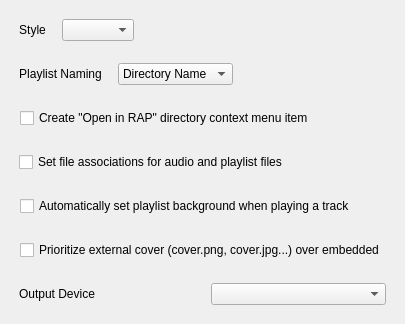
Old version of the form src/SettingsWindow/SettingsWindow.ui in the repository savannstm/revolutionary-audio-player.
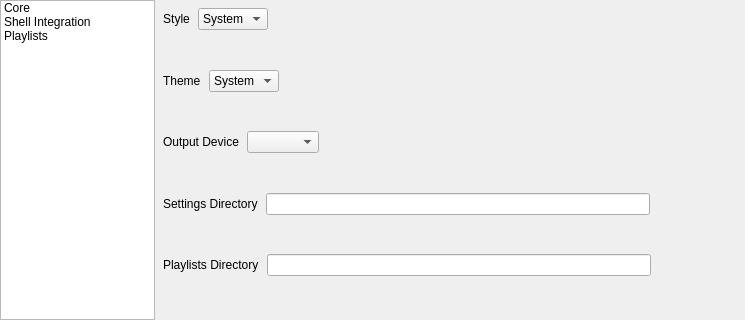
New version of the form.

Patch:
```diff
--- a/src/SettingsWindow/SettingsWindow.ui
+++ b/src/SettingsWindow/SettingsWindow.ui
@@ -6,31 +6,114 @@
    <rect>
     <x>0</x>
     <y>0</y>
-    <width>398</width>
-    <height>324</height>
+    <width>745</width>
+    <height>320</height>
    </rect>
   </property>
   <property name="windowTitle">
    <string>RAP Settings</string>
   </property>
+  <layout class="QHBoxLayout" name="horizontalLayout_8">
+   <property name="spacing">
+    <number>0</number>
+   </property>
+   <property name="leftMargin">
+    <number>0</number>
+   </property>
+   <property name="topMargin">
+    <number>0</number>
+   </property>
+   <property name="rightMargin">
+    <number>0</number>
+   </property>
+   <property name="bottomMargin">
+    <number>0</number>
+   </property>
+   <item>
+    <widget class="QListWidget" name="settingsList">
+     <property name="maximumSize">
+      <size>
+       <width>156</width>
+       <height>16777215</height>
+      </size>
+     </property>
+     <item>
+      <property name="text">
+       <string>Core</string>
+      </property>
+     </item>
+     <item>
+      <property name="text">
+       <string>Shell Integration</string>
+      </property>
+     </item>
+     <item>
+      <property name="text">
+       <string>Playlists</string>
+      </property>
+     </item>
+    </widget>
+   </item>
+   <item alignment="Qt::AlignmentFlag::AlignLeft|Qt::AlignmentFlag::AlignTop">
+    <widget class="QStackedWidget" name="stackedWidget">
+     <property name="sizePolicy">
+      <sizepolicy hsizetype="Expanding" vsizetype="Expanding">
+       <horstretch>0</horstretch>
+       <verstretch>0</verstretch>
+      </sizepolicy>
+     </property>
+     <property name="layoutDirection">
+      <enum>Qt::LayoutDirection::LeftToRight</enum>
+     </property>
+     <widget class="QWidget" name="coreSettingsPage">
+      <property name="sizePolicy">
+       <sizepolicy hsizetype="Expanding" vsizetype="Expanding">
+        <horstretch>0</horstretch>
+        <verstretch>0</verstretch>
+       </sizepolicy>
+      </property>
   <layout class="QVBoxLayout" name="verticalLayout">
-   <item alignment="Qt::AlignmentFlag::AlignLeft">
+       <property name="spacing">
+        <number>8</number>
+       </property>
+       <property name="leftMargin">
+        <number>8</number>
+       </property>
+       <property name="topMargin">
+        <number>8</number>
+       </property>
+       <property name="rightMargin">
+        <number>8</number>
+       </property>
+       <property name="bottomMargin">
+        <number>8</number>
+       </property>
+       <item alignment="Qt::AlignmentFlag::AlignLeft|Qt::AlignmentFlag::AlignTop">
     <widget class="QWidget" name="styleSelectContainer" native="true">
+         <property name="sizePolicy">
+          <sizepolicy hsizetype="Minimum" vsizetype="Minimum">
+           <horstretch>0</horstretch>
+           <verstretch>0</verstretch>
+          </sizepolicy>
+         </property>
      <layout class="QHBoxLayout" name="horizontalLayout">
       <property name="spacing">
-       <number>16</number>
+           <number>8</number>
+          </property>
+          <property name="sizeConstraint">
+           <enum>QLayout::SizeConstraint::SetDefaultConstraint</enum>
       </property>
       <property name="leftMargin">
-       <number>8</number>
+           <number>0</number>
       </property>
       <property name="topMargin">
-       <number>8</number>
+           <number>0</number>
       </property>
       <property name="rightMargin">
-       <number>8</number>
+           <number>0</number>
       </property>
       <property name="bottomMargin">
-       <number>8</number>
+           <number>0</number>
       </property>
       <item>
        <widget class="QLabel" name="styleSelectLabel">
@@ -49,28 +132,396 @@
        </widget>
       </item>
       <item>
-       <widget class="QComboBox" name="styleSelect"/>
-      </item>
+           <widget class="QComboBox" name="styleSelect">
+            <item>
+             <property name="text">
+              <string>System</string>
+             </property>
+            </item>
+           </widget>
+          </item>
      </layout>
     </widget>
    </item>
-   <item alignment="Qt::AlignmentFlag::AlignLeft">
+       <item alignment="Qt::AlignmentFlag::AlignLeft|Qt::AlignmentFlag::AlignTop">
+        <widget class="QWidget" name="themeSelectContainer" native="true">
+         <layout class="QHBoxLayout" name="horizontalLayout_2">
+          <property name="spacing">
+           <number>8</number>
+          </property>
+          <property name="leftMargin">
+           <number>0</number>
+          </property>
+          <property name="topMargin">
+           <number>0</number>
+          </property>
+          <property name="rightMargin">
+           <number>0</number>
+          </property>
+          <property name="bottomMargin">
+           <number>0</number>
+          </property>
+          <item>
+           <widget class="QLabel" name="themeSelectLabel">
+            <property name="text">
+             <string>Theme</string>
+            </property>
+           </widget>
+          </item>
+          <item>
+           <widget class="QComboBox" name="themeSelect">
+            <item>
+             <property name="text">
+              <string>System</string>
+             </property>
+            </item>
+            <item>
+             <property name="text">
+              <string>Light</string>
+             </property>
+            </item>
+            <item>
+             <property name="text">
+              <string>Dark</string>
+             </property>
+            </item>
+           </widget>
+          </item>
+         </layout>
+        </widget>
+       </item>
+       <item alignment="Qt::AlignmentFlag::AlignLeft|Qt::AlignmentFlag::AlignTop">
+        <widget class="QWidget" name="outputDeviceContainer" native="true">
+         <property name="sizePolicy">
+          <sizepolicy hsizetype="Expanding" vsizetype="Minimum">
+           <horstretch>0</horstretch>
+           <verstretch>0</verstretch>
+          </sizepolicy>
+         </property>
+         <property name="layoutDirection">
+          <enum>Qt::LayoutDirection::LeftToRight</enum>
+         </property>
+         <layout class="QHBoxLayout" name="horizontalLayout_3">
+          <property name="spacing">
+           <number>8</number>
+          </property>
+          <property name="leftMargin">
+           <number>0</number>
+          </property>
+          <property name="topMargin">
+           <number>0</number>
+          </property>
+          <property name="rightMargin">
+           <number>0</number>
+          </property>
+          <property name="bottomMargin">
+           <number>0</number>
+          </property>
+          <item>
+           <widget class="QLabel" name="outputDeviceLabel">
+            <property name="sizePolicy">
+             <sizepolicy hsizetype="Minimum" vsizetype="Minimum">
+              <horstretch>0</horstretch>
+              <verstretch>0</verstretch>
+             </sizepolicy>
+            </property>
+            <property name="text">
+             <string>Output Device</string>
+            </property>
+           </widget>
+          </item>
+          <item>
+           <widget class="QComboBox" name="outputDeviceSelect">
+            <property name="sizePolicy">
+             <sizepolicy hsizetype="Expanding" vsizetype="Fixed">
+              <horstretch>0</horstretch>
+              <verstretch>0</verstretch>
+             </sizepolicy>
+            </property>
+           </widget>
+          </item>
+         </layout>
+        </widget>
+       </item>
+       <item alignment="Qt::AlignmentFlag::AlignLeft|Qt::AlignmentFlag::AlignTop">
+        <widget class="QWidget" name="settingsDirInputContainer" native="true">
+         <property name="sizePolicy">
+          <sizepolicy hsizetype="Expanding" vsizetype="Minimum">
+           <horstretch>0</horstretch>
+           <verstretch>0</verstretch>
+          </sizepolicy>
+         </property>
+         <layout class="QHBoxLayout" name="horizontalLayout_10">
+          <property name="spacing">
+           <number>8</number>
+          </property>
+          <property name="leftMargin">
+           <number>0</number>
+          </property>
+          <property name="topMargin">
+           <number>0</number>
+          </property>
+          <property name="rightMargin">
+           <number>0</number>
+          </property>
+          <property name="bottomMargin">
+           <number>0</number>
+          </property>
+          <item>
+           <widget class="QLabel" name="settingsDirLabel">
+            <property name="text">
+             <string>Settings Directory</string>
+            </property>
+           </widget>
+          </item>
+          <item>
+           <widget class="QLineEdit" name="settingsDirInput">
+            <property name="sizePolicy">
+             <sizepolicy hsizetype="Expanding" vsizetype="Expanding">
+              <horstretch>0</horstretch>
+              <verstretch>0</verstretch>
+             </sizepolicy>
+            </property>
+            <property name="minimumSize">
+             <size>
+              <width>384</width>
+              <height>0</height>
+             </size>
+            </property>
+           </widget>
+          </item>
+         </layout>
+        </widget>
+       </item>
+       <item alignment="Qt::AlignmentFlag::AlignLeft|Qt::AlignmentFlag::AlignTop">
+        <widget class="QWidget" name="playlistDirInputContainer" native="true">
+         <property name="sizePolicy">
+          <sizepolicy hsizetype="Expanding" vsizetype="Minimum">
+           <horstretch>0</horstretch>
+           <verstretch>0</verstretch>
+          </sizepolicy>
+         </property>
+         <layout class="QHBoxLayout" name="horizontalLayout_11">
+          <property name="spacing">
+           <number>8</number>
+          </property>
+          <property name="leftMargin">
+           <number>0</number>
+          </property>
+          <property name="topMargin">
+           <number>0</number>
+          </property>
+          <property name="rightMargin">
+           <number>0</number>
+          </property>
+          <property name="bottomMargin">
+           <number>0</number>
+          </property>
+          <item>
+           <widget class="QLabel" name="playlistDirLabel">
+            <property name="sizePolicy">
+             <sizepolicy hsizetype="Minimum" vsizetype="Minimum">
+              <horstretch>0</horstretch>
+              <verstretch>0</verstretch>
+             </sizepolicy>
+            </property>
+            <property name="text">
+             <string>Playlists Directory</string>
+            </property>
+           </widget>
+          </item>
+          <item>
+           <widget class="QLineEdit" name="playlistDirInput">
+            <property name="sizePolicy">
+             <sizepolicy hsizetype="Expanding" vsizetype="Minimum">
+              <horstretch>0</horstretch>
+              <verstretch>0</verstretch>
+             </sizepolicy>
+            </property>
+            <property name="minimumSize">
+             <size>
+              <width>384</width>
+              <height>0</height>
+             </size>
+            </property>
+           </widget>
+          </item>
+         </layout>
+        </widget>
+       </item>
+      </layout>
+     </widget>
+     <widget class="QWidget" name="systemIntegrationPage">
+      <layout class="QVBoxLayout" name="verticalLayout_3">
+       <property name="spacing">
+        <number>8</number>
+       </property>
+       <property name="leftMargin">
+        <number>8</number>
+       </property>
+       <property name="topMargin">
+        <number>8</number>
+       </property>
+       <property name="rightMargin">
+        <number>8</number>
+       </property>
+       <property name="bottomMargin">
+        <number>8</number>
+       </property>
+       <item>
+        <widget class="QCheckBox" name="createMenuItemCheckbox">
+         <property name="text">
+          <string>Create &quot;Open in RAP&quot; directory context menu item</string>
+         </property>
+        </widget>
+       </item>
+       <item>
+        <widget class="QWidget" name="widget_4" native="true">
+         <layout class="QVBoxLayout" name="verticalLayout_5">
+          <property name="spacing">
+           <number>8</number>
+          </property>
+          <property name="leftMargin">
+           <number>0</number>
+          </property>
+          <property name="topMargin">
+           <number>0</number>
+          </property>
+          <property name="rightMargin">
+           <number>0</number>
+          </property>
+          <property name="bottomMargin">
+           <number>0</number>
+          </property>
+          <item>
+           <widget class="QLabel" name="label_2">
+            <property name="text">
+             <string>Associations for file formats:</string>
+            </property>
+           </widget>
+          </item>
+          <item>
+           <widget class="QListWidget" name="enabledAssociationsList"/>
+          </item>
+          <item>
+           <widget class="QWidget" name="enabledAssociationsButton" native="true">
+            <layout class="QHBoxLayout" name="horizontalLayout_12">
+             <property name="spacing">
+              <number>8</number>
+             </property>
+             <property name="leftMargin">
+              <number>0</number>
+             </property>
+             <property name="topMargin">
+              <number>0</number>
+             </property>
+             <property name="rightMargin">
+              <number>0</number>
+             </property>
+             <property name="bottomMargin">
+              <number>0</number>
+             </property>
+             <item>
+              <widget class="QPushButton" name="enableAllAudioButton">
+               <property name="text">
+                <string>Enable all audio</string>
+               </property>
+              </widget>
+             </item>
+             <item>
+              <widget class="QPushButton" name="enableAllVideoButton">
+               <property name="text">
+                <string>Enable all video</string>
+               </property>
+              </widget>
+             </item>
+             <item>
+              <widget class="QPushButton" name="enableAllPlaylistsButton">
+               <property name="text">
+                <string>Enable all playlists</string>
+               </property>
+              </widget>
+             </item>
+             <item>
+              <widget class="QPushButton" name="enableAllButton">
+               <property name="text">
+                <string>Enable all</string>
+               </property>
+              </widget>
+             </item>
+             <item>
+              <widget class="QPushButton" name="clearAllButton">
+               <property name="text">
+                <string>Clear all</string>
+               </property>
+              </widget>
+             </item>
+             <item>
+              <widget class="QPushButton" name="setButton">
+               <property name="text">
+                <string>Set</string>
+               </property>
+              </widget>
+             </item>
+            </layout>
+           </widget>
+          </item>
+         </layout>
+        </widget>
+       </item>
+      </layout>
+     </widget>
+     <widget class="QWidget" name="playlistsSettingsPage">
+      <layout class="QVBoxLayout" name="verticalLayout_2">
+       <property name="spacing">
+        <number>8</number>
+       </property>
+       <property name="leftMargin">
+        <number>8</number>
+       </property>
+       <property name="topMargin">
+        <number>8</number>
+       </property>
+       <property name="rightMargin">
+        <number>8</number>
+       </property>
+       <property name="bottomMargin">
+        <number>8</number>
+       </property>
+       <item>
+        <widget class="QCheckBox" name="backgroundImageCheckbox">
+         <property name="text">
+          <string>Automatically set playlist background when playing a track</string>
+         </property>
+        </widget>
+       </item>
+       <item>
+        <widget class="QCheckBox" name="prioritizeExternalCheckbox">
+         <property name="text">
+          <string>Prioritize external cover (cover.png, cover.jpg...) over embedded</string>
+         </property>
+         <property name="tristate">
+          <bool>false</bool>
+         </property>
+        </widget>
+       </item>
+       <item alignment="Qt::AlignmentFlag::AlignLeft|Qt::AlignmentFlag::AlignTop">
     <widget class="QWidget" name="playlistNamingSelectContainer" native="true">
      <layout class="QHBoxLayout" name="horizontalLayout_5">
       <property name="spacing">
-       <number>16</number>
+           <number>8</number>
       </property>
       <property name="leftMargin">
-       <number>8</number>
+           <number>0</number>
       </property>
       <property name="topMargin">
-       <number>8</number>
+           <number>0</number>
       </property>
       <property name="rightMargin">
-       <number>8</number>
+           <number>0</number>
       </property>
       <property name="bottomMargin">
-       <number>8</number>
+           <number>0</number>
       </property>
       <item>
        <widget class="QLabel" name="playlistNamingLabel">
@@ -110,106 +561,54 @@
      </layout>
     </widget>
    </item>
-   <item alignment="Qt::AlignmentFlag::AlignLeft">
-    <widget class="QWidget" name="createMenuItemContainer" native="true">
-     <layout class="QHBoxLayout" name="horizontalLayout_2">
       <item>
-       <widget class="QCheckBox" name="createMenuItemCheckbox">
-        <property name="text">
-         <string>Create &quot;Open in RAP&quot; directory context menu item</string>
-        </property>
-       </widget>
-      </item>
-     </layout>
-    </widget>
-   </item>
-   <item>
-    <widget class="QWidget" name="setAssociationsContainer" native="true">
-     <layout class="QHBoxLayout" name="horizontalLayout_6">
+        <widget class="QWidget" name="widget" native="true">
+         <layout class="QVBoxLayout" name="verticalLayout_4">
       <property name="spacing">
-       <number>16</number>
+           <number>8</number>
       </property>
       <property name="leftMargin">
-       <number>8</number>
+           <number>0</number>
       </property>
       <property name="topMargin">
-       <number>8</number>
+           <number>0</number>
       </property>
       <property name="rightMargin">
-       <number>8</number>
+           <number>0</number>
       </property>
       <property name="bottomMargin">
-       <number>8</number>
+           <number>0</number>
       </property>
       <item>
-       <widget class="QCheckBox" name="setAssociationsCheckbox">
+           <widget class="QLabel" name="label">
         <property name="text">
-         <string>Set file associations for audio and playlist files</string>
+             <string>Default columns and their ordering</string>
         </property>
        </widget>
       </item>
-     </layout>
-    </widget>
-   </item>
    <item>
-    <widget class="QWidget" name="backgroundImageContainer" native="true">
-     <layout class="QHBoxLayout" name="horizontalLayout_7">
-      <item>
-       <widget class="QCheckBox" name="backgroundImageCheckbox">
-        <property name="text">
-         <string>Automatically set playlist background when playing a track</string>
-        </property>
+           <widget class="QListWidget" name="columnList">
+            <property name="dragDropMode">
+             <enum>QAbstractItemView::DragDropMode::DragDrop</enum>
+            </property>
+            <property name="defaultDropAction">
+             <enum>Qt::DropAction::MoveAction</enum>
+            </property>
+            <property name="supportedDragActions">
+             <set>Qt::DropAction::MoveAction</set>
+            </property>
        </widget>
       </item>
      </layout>
     </widget>
    </item>
-   <item>
-    <widget class="QWidget" name="prioritizeExternalContainer" native="true">
-     <layout class="QHBoxLayout" name="horizontalLayout_4">
-      <item>
-       <widget class="QCheckBox" name="prioritizeExternalCheckbox">
-        <property name="text">
-         <string>Prioritize external cover (cover.png, cover.jpg...) over embedded</string>
-        </property>
-       </widget>
-      </item>
-     </layout>
-    </widget>
-   </item>
-   <item>
-    <widget class="QWidget" name="outputDeviceContainer" native="true">
-     <layout class="QHBoxLayout" name="horizontalLayout_3">
-      <property name="spacing">
-       <number>16</number>
-      </property>
-      <property name="leftMargin">
-       <number>8</number>
-      </property>
-      <property name="topMargin">
-       <number>8</number>
-      </property>
-      <property name="rightMargin">
-       <number>8</number>
-      </property>
-      <property name="bottomMargin">
-       <number>8</number>
-      </property>
-      <item>
-       <widget class="QLabel" name="outputDeviceLabel">
-        <property name="text">
-         <string>Output Device</string>
-        </property>
-       </widget>
-      </item>
-      <item>
-       <widget class="QComboBox" name="outputDeviceSelect"/>
-      </item>
-     </layout>
-    </widget>
-   </item>
-  </layout>
- </widget>
+      </layout>
+     </widget>
+    </widget>
+   </item>
+  </layout>
+ </widget>
+ <layoutdefault spacing="0" margin="0"/>
  <resources/>
  <connections/>
 </ui>
```
Left out of the diff: 17 changed lines with no effect on the pictures. Lines whose indentation alone changed are shown as unchanged.
